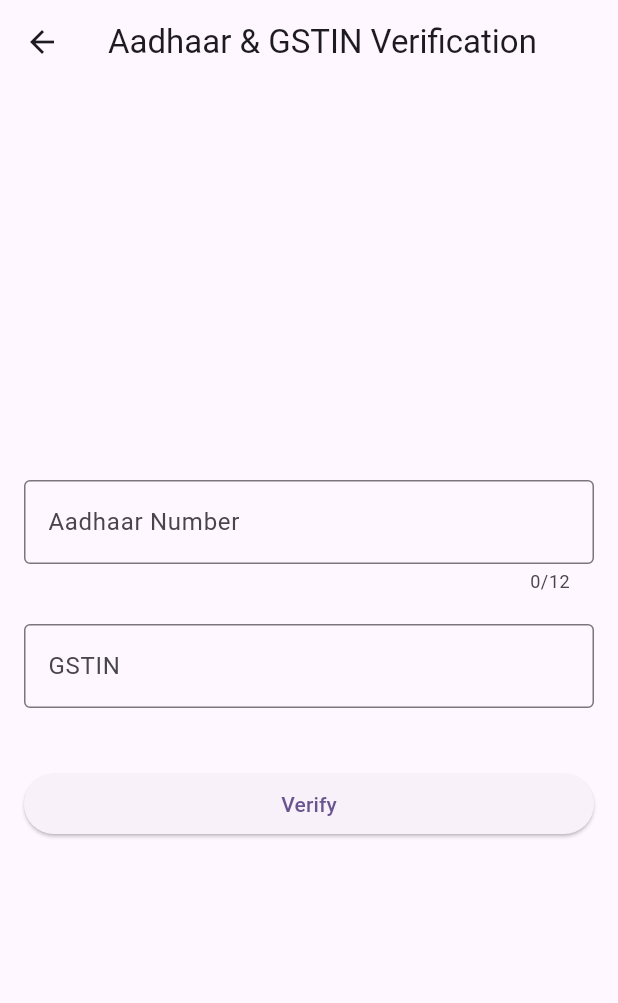
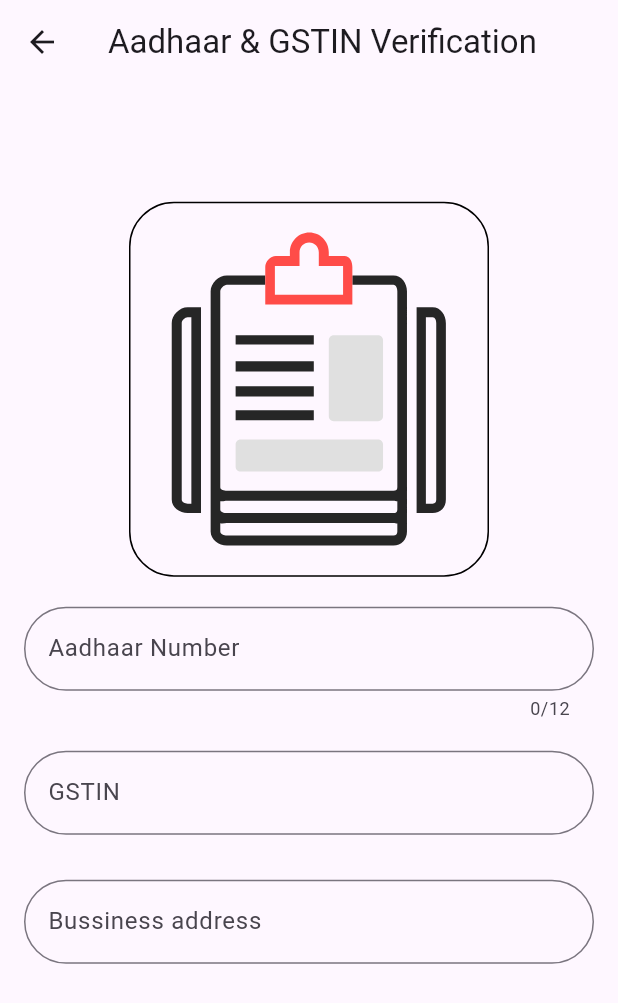
Before and after one commit to teotia-codes/FarmlyApp, a Flutter app: the VerificationScreen screen opened directly, on a phone screen of 412 x 824 dp. Shown: the top 1003 px of the screen. Run offline on Flutter 3.47's test engine with Material 3 defaults, Android fonts, the phone set to English and light mode, and no system bars; our stand-ins replace animate_do, dots_indicator, file_picker, flutter_svg.

```diff
--- a/lib/main.dart
+++ b/lib/main.dart
@@ -13,6 +13,7 @@ class MyApp extends StatelessWidget {
   Widget build(BuildContext context) {
     return MaterialApp(
       title: 'Flutter Demo',
+      debugShowCheckedModeBanner: false,
       theme: ThemeData(
         // This is the theme of your application.
         //
@@ -32,7 +33,7 @@ class MyApp extends StatelessWidget {
         colorScheme: ColorScheme.fromSeed(seedColor: Colors.deepPurple),
         useMaterial3: true,
       ),
-      home: FoochiOnboardingView(),
+      home: const FoochiOnboardingView(),
     );
   }
 }
--- a/lib/verification.dart
+++ b/lib/verification.dart
@@ -1,8 +1,22 @@
+import 'package:app/onboarding.dart';
 import 'package:flutter/material.dart';
+import 'package:file_picker/file_picker.dart';
+import 'package:flutter_svg/flutter_svg.dart';
 
-class VerificationScreen extends StatelessWidget {
+
+class VerificationScreen extends StatefulWidget {
+  @override
+  State<VerificationScreen> createState() => _VerificationScreenState();
+}
+
+class _VerificationScreenState extends State<VerificationScreen> {
   final TextEditingController aadhaarController = TextEditingController();
+
   final TextEditingController gstinController = TextEditingController();
+
+   final TextEditingController bussaddr = TextEditingController();
+
+  String? selectedFilePath;
 
   @override
   Widget build(BuildContext context) {
@@ -16,13 +30,48 @@ class VerificationScreen extends StatelessWidget {
           mainAxisAlignment: MainAxisAlignment.center,
           crossAxisAlignment: CrossAxisAlignment.stretch,
           children: [
+              GestureDetector(
+              onTap: () async {
+                FilePickerResult? result = await FilePicker.platform.pickFiles();
+
+                if (result != null) {
+                  setState(() {
+                    selectedFilePath = result.files.single.path;
+                  });
+                  ScaffoldMessenger.of(context).showSnackBar(SnackBar(
+                    content: Text('Selected file: $selectedFilePath'),
+                  ));
+                } else {
+                  ScaffoldMessenger.of(context).showSnackBar(const SnackBar(
+                    content: Text('No file selected'),
+                  ));
+                }
+              },
+              child: Padding(
+                padding: const EdgeInsets.only(left: 70,right: 70),
+                child: Container(
+                  width: 10,
+                  height: 250,
+                  decoration: BoxDecoration(
+                    color: Colors.transparent,
+                    border: Border.all(color: Colors.black),
+                    borderRadius: BorderRadius.circular(30),
+                  ),
+                  alignment: Alignment.center,
+                  child: SvgPicture.asset('assets/file.svg')
+                ),
+              ),
+            ),
+            const SizedBox(height: 20,),
             TextField(
               controller: aadhaarController,
               keyboardType: TextInputType.number,
               decoration: const InputDecoration(
                 labelText: 'Aadhaar Number',
                 hintText: 'Enter your 12-digit Aadhaar number',
-                border: OutlineInputBorder(),
+                border: OutlineInputBorder(
+                  borderRadius: BorderRadius.all(Radius.circular(30.0)),
+                ),
               ),
               maxLength: 12,
             ),
@@ -32,27 +81,45 @@ class VerificationScreen extends StatelessWidget {
               decoration: const InputDecoration(
                 labelText: 'GSTIN',
                 hintText: 'Enter your GSTIN',
-                border: OutlineInputBorder(),
+                border: OutlineInputBorder(
+                  borderRadius: BorderRadius.all(Radius.circular(30.0)),
+                ),
+              ),
+            ),
+            const SizedBox(height: 30),
+             TextField(
+              controller: bussaddr,
+              decoration: const InputDecoration(
+                labelText: 'Bussiness address',
+                hintText: 'Enter your bussiness address',
+                border: OutlineInputBorder(
+                  borderRadius: BorderRadius.all(Radius.circular(30.0)),
+                ),
               ),
             ),
             const SizedBox(height: 40),
-            ElevatedButton(
-              onPressed: () {
+            Padding(
+              padding: const EdgeInsets.only(left: 200, right: 200),
+              child: CustomOutlinedButton(
+                onTap: () {
                   String aadhaarNumber = aadhaarController.text.trim();
                   String gstin = gstinController.text.trim();
 
-                if (_validateAadhaar(aadhaarNumber) && _validateGstin(gstin)) {
+                  if (_validateAadhaar(aadhaarNumber) &&
+                      _validateGstin(gstin) &&
+                      selectedFilePath != null) {
                     // Proceed with verification logic
                     ScaffoldMessenger.of(context).showSnackBar(const SnackBar(
                       content: Text('Verification Successful!'),
                     ));
                   } else {
                     ScaffoldMessenger.of(context).showSnackBar(const SnackBar(
-                    content: Text('Invalid Aadhaar or GSTIN!'),
+                      content: Text('Invalid Aadhaar, GSTIN, or no file selected!'),
                     ));
                   }
                 },
-              child: const Text('Verify'),
+                text: 'Verify',
+              ),
             ),
           ],
         ),
@@ -61,12 +128,12 @@ class VerificationScreen extends StatelessWidget {
   }
 
   bool _validateAadhaar(String aadhaar) {
-    // Aadhaar validation logic (basic example)
     return aadhaar.length == 12 && RegExp(r'^[0-9]{12}$').hasMatch(aadhaar);
   }
 
   bool _validateGstin(String gstin) {
-    // GSTIN validation logic (basic example)
-    return gstin.length == 15 && RegExp(r'^[0-9]{2}[A-Z]{5}[0-9]{4}[A-Z]{1}[1-9A-Z]{1}Z[0-9A-Z]{1}$').hasMatch(gstin);
+    return gstin.length == 15 &&
+        RegExp(r'^[0-9]{2}[A-Z]{5}[0-9]{4}[A-Z]{1}[1-9A-Z]{1}Z[0-9A-Z]{1}$')
+            .hasMatch(gstin);
   }
 }
--- a/pubspec.yaml
+++ b/pubspec.yaml
@@ -37,6 +37,8 @@ dependencies:
   cupertino_icons: ^1.0.8
   dots_indicator: ^3.0.0
   animate_do: ^3.3.4
+  file_picker: ^8.1.2
+  flutter_svg: ^2.0.10+1
 
 dev_dependencies:
   flutter_test:
@@ -65,6 +67,7 @@ flutter:
       - assets/onboarding.png
       - assets/1.png
       - assets/2.png
+      - assets/file.svg
 
   #   - images/a_dot_burr.jpeg
   #   - images/a_dot_ham.jpeg
```
Also changed, not shown: assets/file.svg (added), pubspec.lock, 1 other file. Lines whose indentation alone changed are shown as unchanged.
